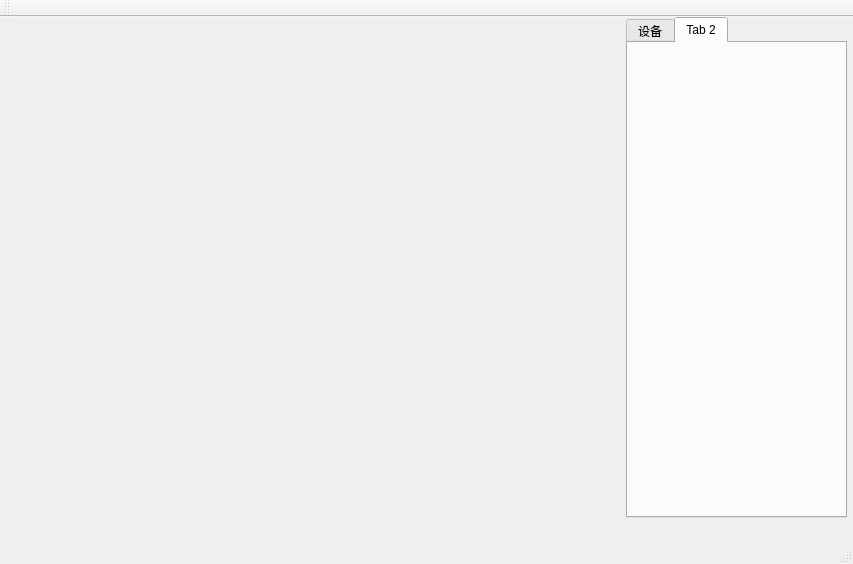
Above: FBGsensor/fbgsensor.ui from gao5254/FBGsensor before the change. Below: the same form after it.
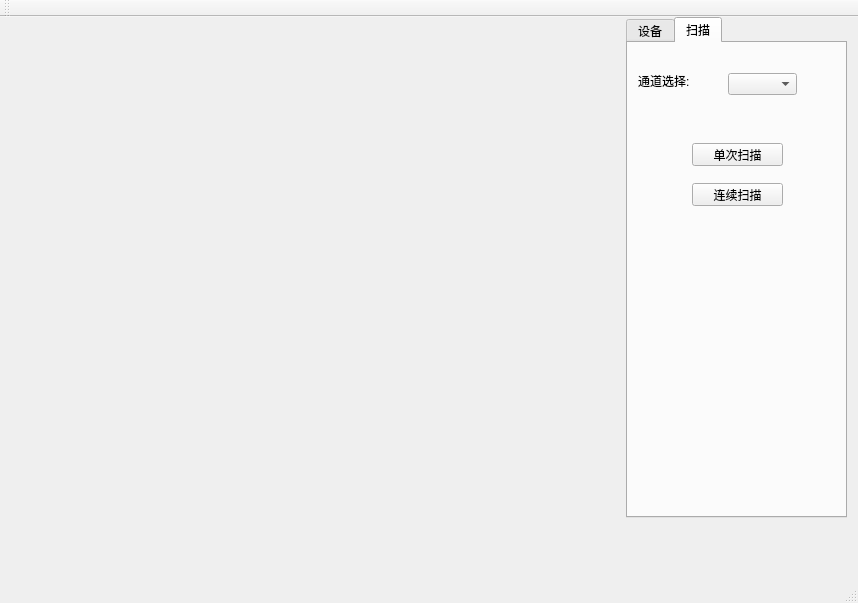
That is the form after the change. The open tabs and pages were chosen to show the change. Custom widgets are drawn as their Qt base class.

Commit message: 添加扫描界面

The edit to the form file:
```diff
--- a/FBGsensor/fbgsensor.ui
+++ b/FBGsensor/fbgsensor.ui
@@ -6,8 +6,8 @@
    <rect>
     <x>0</x>
     <y>0</y>
-    <width>853</width>
-    <height>564</height>
+    <width>858</width>
+    <height>603</height>
    </rect>
   </property>
   <property name="windowTitle">
@@ -181,8 +181,60 @@
     </widget>
     <widget class="QWidget" name="tab_2">
      <attribute name="title">
-      <string>Tab 2</string>
+      <string>扫描</string>
      </attribute>
+     <widget class="QLabel" name="label_5">
+      <property name="geometry">
+       <rect>
+        <x>10</x>
+        <y>30</y>
+        <width>71</width>
+        <height>16</height>
+       </rect>
+      </property>
+      <property name="text">
+       <string>通道选择:</string>
+      </property>
+     </widget>
+     <widget class="QComboBox" name="comboBox">
+      <property name="geometry">
+       <rect>
+        <x>100</x>
+        <y>30</y>
+        <width>69</width>
+        <height>22</height>
+       </rect>
+      </property>
+     </widget>
+     <widget class="QPushButton" name="singleScanBtn">
+      <property name="geometry">
+       <rect>
+        <x>64</x>
+        <y>100</y>
+        <width>91</width>
+        <height>23</height>
+       </rect>
+      </property>
+      <property name="text">
+       <string>单次扫描</string>
+      </property>
+     </widget>
+     <widget class="QPushButton" name="continuousScanBtn">
+      <property name="geometry">
+       <rect>
+        <x>64</x>
+        <y>140</y>
+        <width>91</width>
+        <height>23</height>
+       </rect>
+      </property>
+      <property name="text">
+       <string>连续扫描</string>
+      </property>
+      <property name="checkable">
+       <bool>true</bool>
+      </property>
+     </widget>
     </widget>
    </widget>
    <widget class="displayLabel" name="showLabel">
@@ -190,10 +242,16 @@
      <rect>
       <x>20</x>
       <y>20</y>
-      <width>411</width>
-      <height>441</height>
+      <width>531</width>
+      <height>511</height>
      </rect>
     </property>
+    <property name="minimumSize">
+     <size>
+      <width>500</width>
+      <height>500</height>
+     </size>
+    </property>
    </widget>
   </widget>
   <widget class="QMenuBar" name="menuBar">
```
Left out of the diff: 6 changed lines with no effect on the pictures. The commit also changes 1 other file.
